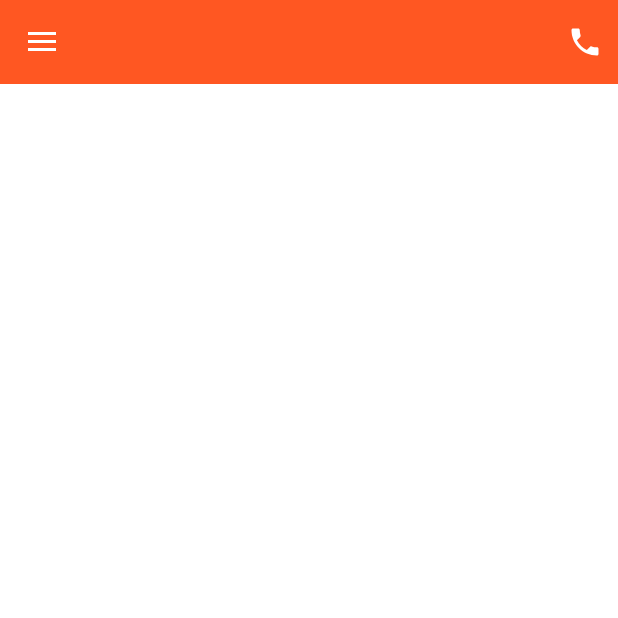
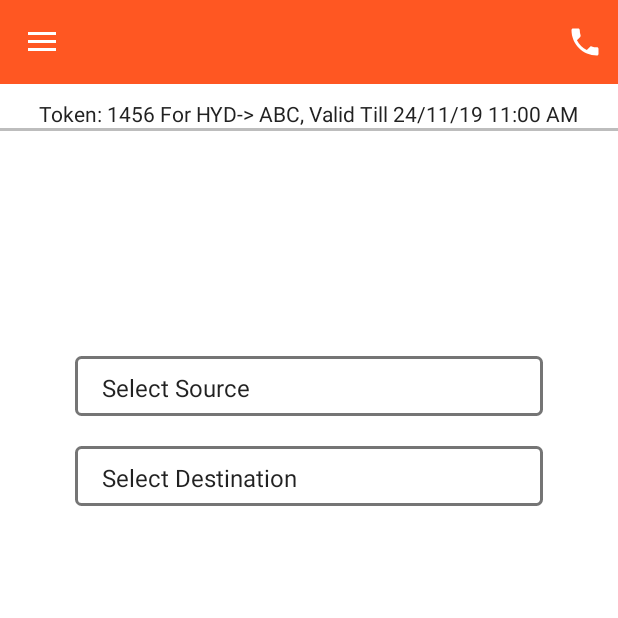
Before and after one commit to Easycommute/EaCeWithMetro, an Android app: the MainActivity screen opened directly, with no data from a screen before it, in the side drawer, after a tap on "Ride", on a phone screen of 412 x 824 dp, the top half of it. Run offline under Robolectric (Android 15) with nearby library versions, the phone set to English and light mode, and no system bars; libraries missing offline, so code that uses them is left out: rx.functions.

Commit message:
1. Ride Screen UI

```diff
--- a/app/build.gradle
+++ b/app/build.gradle
@@ -34,5 +34,6 @@ dependencies {
     implementation 'io.reactivex:rxandroid:1.2.1'
     implementation 'io.reactivex:rxjava:1.1.6'
     implementation "androidx.viewpager:viewpager:1.0.0"
-
+    implementation 'com.google.firebase:firebase-analytics:17.2.0'
 }
+apply plugin: 'com.google.gms.google-services'
--- a/app/src/main/java/easycommute/EaCeWithMetro/activities/MainActivity.java
+++ b/app/src/main/java/easycommute/EaCeWithMetro/activities/MainActivity.java
@@ -16,6 +16,8 @@ import androidx.drawerlayout.widget.DrawerLayout;
 import androidx.appcompat.widget.Toolbar;
 
 import easycommute.EaCeWithMetro.R;
+import easycommute.EaCeWithMetro.fragments.PassBookFragment;
+import easycommute.EaCeWithMetro.fragments.RideFragment;
 import easycommute.EaCeWithMetro.fragments.WalletFragment;
 import easycommute.EaCeWithMetro.utils.BaseActivity;
 
@@ -75,6 +77,14 @@ public class MainActivity extends BaseActivity
             case R.id.nav_wallet:
                 fragment = new WalletFragment();
                 break;
+
+            case R.id.nav_ride:
+                fragment=new RideFragment();
+                break;
+
+                case R.id.nav_passbook:
+                fragment=new PassBookFragment();
+                break;
         }
                 if (fragment != null) {
             navigateToFragment(fragment, fragment.getTag(), false, true);
--- /dev/null
+++ b/app/src/main/java/easycommute/EaCeWithMetro/fragments/PassBookFragment.java
@@ -0,0 +1,32 @@
+package easycommute.EaCeWithMetro.fragments;
+
+
+import android.os.Bundle;
+
+import androidx.fragment.app.Fragment;
+
+import android.view.LayoutInflater;
+import android.view.View;
+import android.view.ViewGroup;
+
+import easycommute.EaCeWithMetro.R;
+
+/**
+ * A simple {@link Fragment} subclass.
+ */
+public class PassBookFragment extends Fragment {
+
+
+    public PassBookFragment() {
+        // Required empty public constructor
+    }
+
+
+    @Override
+    public View onCreateView(LayoutInflater inflater, ViewGroup container,
+                             Bundle savedInstanceState) {
+        // Inflate the layout for this fragment
+        return inflater.inflate(R.layout.fragment_pass_book, container, false);
+    }
+
+}
--- /dev/null
+++ b/app/src/main/java/easycommute/EaCeWithMetro/fragments/RideFragment.java
@@ -0,0 +1,139 @@
+package easycommute.EaCeWithMetro.fragments;
+
+
+import android.os.Bundle;
+
+import androidx.annotation.Nullable;
+import androidx.fragment.app.Fragment;
+
+import android.view.LayoutInflater;
+import android.view.View;
+import android.view.ViewGroup;
+import android.widget.AdapterView;
+import android.widget.ArrayAdapter;
+import android.widget.Button;
+import android.widget.Spinner;
+import android.widget.TextView;
+
+import java.util.Arrays;
+import java.util.List;
+
+import easycommute.EaCeWithMetro.R;
+import easycommute.EaCeWithMetro.utils.BaseFragment;
+
+/**
+ * A simple {@link Fragment} subclass.
+ */
+public class RideFragment extends BaseFragment {
+
+    Spinner spinnerStarting,spinnerEnd;
+    List<String> startingList, endList;
+    TextView txtTitle;
+    Button btnValidate,btnAddMoney;
+
+    public RideFragment() {
+        // Required empty public constructor
+    }
+
+
+    @Override
+    public View onCreateView(LayoutInflater inflater, ViewGroup container,
+                             Bundle savedInstanceState) {
+        // Inflate the layout for this fragment
+        return inflater.inflate(R.layout.fragment_ride, container, false);
+    }
+
+
+    @Override
+    protected int getTitle() {
+        return R.string.ride;
+    }
+
+    @Override
+    public void onActivityCreated(@Nullable Bundle savedInstanceState)
+    {
+        super.onActivityCreated(savedInstanceState);
+        init();
+        loadSpinner();
+    }
+
+    private void loadSpinner()
+    {
+        startingList = Arrays.asList(getResources().getStringArray(R.array.source));
+        endList = Arrays.asList(getResources().getStringArray(R.array.destination));
+
+        ArrayAdapter<String> startingAdapter = new ArrayAdapter<String>(getActivity(), android.R.layout.simple_spinner_item, startingList);
+        startingAdapter.setDropDownViewResource(android.R.layout.simple_spinner_dropdown_item);
+        spinnerStarting.setAdapter(startingAdapter);
+
+        ArrayAdapter<String> endAdapter = new ArrayAdapter<String>(getActivity(), android.R.layout.simple_spinner_item, endList);
+        endAdapter.setDropDownViewResource(android.R.layout.simple_spinner_dropdown_item);
+        spinnerEnd.setAdapter(endAdapter);
+
+
+        spinnerStarting.setOnItemSelectedListener(new AdapterView.OnItemSelectedListener() {
+            @Override
+            public void onItemSelected(AdapterView<?> parent, View view, int position, long id) {
+                if (position > 0)
+                {
+
+                }
+            }
+
+            @Override
+            public void onNothingSelected(AdapterView<?> parent) {
+
+            }
+        });
+
+        spinnerEnd.setOnItemSelectedListener(new AdapterView.OnItemSelectedListener() {
+            @Override
+            public void onItemSelected(AdapterView<?> parent, View view, int position, long id) {
+                if (position > 0)
+                {
+                    spinnerEnd.setVisibility(View.GONE);
+                    spinnerStarting.setVisibility(View.GONE);
+                    txtTitle.setVisibility(View.VISIBLE);
+                    btnValidate.setText(getResources().getString(R.string.get_easy_token));
+                    btnValidate.setBackgroundResource(R.drawable.rounded_button);
+                    btnValidate.setVisibility(View.VISIBLE);
+                }
+            }
+
+            @Override
+            public void onNothingSelected(AdapterView<?> parent) {
+
+            }
+        });
+    }
+
+    private void init()
+    {
+        spinnerStarting=(Spinner)getView().findViewById(R.id.spinnerStarting);
+        spinnerEnd=(Spinner)getView().findViewById(R.id.spinnerEnd);
+        txtTitle=(TextView) getView().findViewById(R.id.txtTitle);
+        btnValidate=(Button) getView().findViewById(R.id.btnValidate);
+        btnAddMoney=(Button) getView().findViewById(R.id.btnAddMoney);
+        btnValidate.setVisibility(View.GONE);
+
+        btnValidate.setOnClickListener(new View.OnClickListener() {
+            @Override
+            public void onClick(View v) {
+                btnAddMoney.setVisibility(View.VISIBLE);
+            }
+        });
+
+        btnAddMoney.setOnClickListener(new View.OnClickListener() {
+            @Override
+            public void onClick(View v) {
+                mActivity.navigateToFragment(new WalletFragment(), new WalletFragment().getTag(), false, true);
+
+            }
+        });
+
+
+
+    }
+
+
+}
--- a/app/src/main/java/easycommute/EaCeWithMetro/fragments/WalletFragment.java
+++ b/app/src/main/java/easycommute/EaCeWithMetro/fragments/WalletFragment.java
@@ -13,12 +13,13 @@ import android.widget.Button;
 
 import easycommute.EaCeWithMetro.R;
 import easycommute.EaCeWithMetro.activities.PaymentsActivity;
+import easycommute.EaCeWithMetro.utils.BaseFragment;
 import easycommute.EaCeWithMetro.utils.PaymentConstants;
 
 /**
  * A simple {@link Fragment} subclass.
  */
-public class WalletFragment extends Fragment {
+public class WalletFragment extends BaseFragment {
 
     Button btn1,btn2,btn3,btn4,btn5,btn6,btn7,btn8,btnAddMoney;
     int selectedPrice;
@@ -175,6 +176,11 @@ public class WalletFragment extends Fragment {
     }
 
 
+    @Override
+    protected int getTitle() {
+        return R.string.wallet;
+    }
+
 
     private void openPaymentScreen()
     {
--- /dev/null
+++ b/app/src/main/java/easycommute/EaCeWithMetro/utils/BaseFragment.java
@@ -0,0 +1,158 @@
+package easycommute.EaCeWithMetro.utils;
+
+import android.app.AlertDialog;
+import android.content.Context;
+import android.content.Intent;
+import android.os.Bundle;
+import android.text.TextUtils;
+import android.util.Log;
+import android.util.Patterns;
+import android.view.LayoutInflater;
+import android.view.Menu;
+import android.view.MenuInflater;
+
+import android.widget.Toast;
+
+import androidx.fragment.app.Fragment;
+
+import easycommute.EaCeWithMetro.R;
+import easycommute.EaCeWithMetro.interfaces.ActionEventListener;
+import easycommute.EaCeWithMetro.interfaces.FragmentListener;
+import retrofit.RetrofitError;
+import rx.functions.Action1;
+
+/**
+ * Created by Ram Prasad on 10/28/2015.
+ */
+public class BaseFragment extends Fragment implements ActionEventListener {
+    private static final String TAG = BaseFragment.class.getSimpleName();
+    protected FragmentListener mActivity;
+    protected String fragmentTitle;
+    protected AlertDialog policyDialog;
+
+    @Override
+    public void onCreate(Bundle savedInstanceState) {
+        super.onCreate(savedInstanceState);
+
+        setHasOptionsMenu(true);
+        //setRetainInstance(true);
+    }
+
+    @Override
+    public void onAttach(Context context) {
+        super.onAttach(context);
+        try {
+            mActivity = (FragmentListener) context;
+        } catch (ClassCastException e) {
+            Log.e(TAG, "ClassCastException: ", e);
+        }
+    }
+
+    @Override
+    public void onActivityCreated(Bundle savedInstanceState) {
+        super.onActivityCreated(savedInstanceState);
+        if (mActivity != null) {
+            mActivity.setFragment(this);
+            setActionTitle();
+        }
+    }
+
+    @Override
+    public void onResume() {
+        super.onResume();
+        // sending google analytics
+    }
+
+    @Override
+    public void onDetach() {
+        super.onDetach();
+
+        if (mActivity != null) {
+            mActivity.setFragment(null);
+        }
+
+        mActivity = null;
+    }
+
+    @Override
+    public boolean onBackPressed() {
+        return false;
+    }
+
+    public void onBackPressedFragment(){
+        //No-op
+    }
+
+    protected void launchFragment(Fragment fragment, String tag) {
+        if (mActivity != null) {
+            mActivity.navigateToFragment(fragment, tag);
+        }
+    }
+
+    protected void showToast(String message) {
+        Toast.makeText(getActivity(), message, Toast.LENGTH_SHORT).show();
+    }
+
+    protected void showToast(int resource) {
+        showToast(getString(resource));
+    }
+
+    @Override
+    public void onCreateOptionsMenu(Menu menu, MenuInflater inflater) {
+        super.onCreateOptionsMenu(menu, inflater);
+        menu.clear();
+    }
+
+    @Override
+
+    public void onStop() {
+        super.onStop();
+        hideSoftKeyboard();
+    }
+
+    protected void hideSoftKeyboard() {
+        if (mActivity != null)
+            mActivity.hideSoftKeyboard(getActivity());
+    }
+
+    protected void showProgressBar() {
+        if (mActivity != null) {
+            mActivity.showProgressBar();
+        }
+    }
+
+    protected void showProgressBarWithoutBackground() {
+        if (mActivity != null) {
+            mActivity.showProgressBarWithoutBackground();
+        }
+    }
+
+    protected void hideProgressBar() {
+        if (mActivity != null) {
+            mActivity.hideProgressBar();
+        }
+    }
+
+
+
+    public void setActionTitle() {
+       // fragmentTitle = getString(getTitle());
+        try {
+            fragmentTitle = getString(getTitle());
+        }catch(Throwable t) {
+            fragmentTitle = "EasyCommute";
+        }
+        if (mActivity != null) {
+            mActivity.setActionTitle(fragmentTitle);
+        }
+    }
+
+
+
+    protected int getTitle() {
+        return R.string.app_name;
+    }
+
+
+
+}
--- /dev/null
+++ b/app/src/main/res/drawable/rounded_button.xml
@@ -0,0 +1,13 @@
+<?xml version="1.0" encoding="utf-8"?>
+<shape xmlns:android="http://schemas.android.com/apk/res/android"
+    android:shape="rectangle">
+
+    <corners android:radius="10dp"/>
+    <solid android:color="@color/colorButton"/>
+    <padding
+        android:bottom="5dp"
+        android:left="10dp"
+        android:right="10dp"
+        android:top="5dp"/>
+
+</shape>
--- /dev/null
+++ b/app/src/main/res/drawable/rounded_button_disable.xml
@@ -0,0 +1,13 @@
+<?xml version="1.0" encoding="utf-8"?>
+<shape xmlns:android="http://schemas.android.com/apk/res/android"
+    android:shape="rectangle">
+
+    <corners android:radius="10dp"/>
+    <solid android:color="@color/colorButtonDisabled"/>
+    <padding
+        android:bottom="5dp"
+        android:left="10dp"
+        android:right="10dp"
+        android:top="5dp"/>
+
+</shape>
--- /dev/null
+++ b/app/src/main/res/drawable/spinner_background.xml
@@ -0,0 +1,24 @@
+<?xml version="1.0" encoding="utf-8"?>
+<selector xmlns:android="http://schemas.android.com/apk/res/android">
+    <item><layer-list>
+        <item>
+            <shape>
+                <solid
+                    android:color="@color/white">
+                </solid>
+
+                <corners android:radius="3dp" />
+
+                <padding
+                    android:bottom="10dp"
+                    android:left="10dp"
+                    android:right="10dp"
+                    android:top="10dp" />
+                <stroke
+                    android:width="2dp"
+                    android:color="@color/colorGrey"/>
+            </shape>
+        </item>
+
+    </layer-list></item>
+</selector>
--- a/app/src/main/res/layout/activity_quick_registration.xml
+++ b/app/src/main/res/layout/activity_quick_registration.xml
@@ -337,7 +337,7 @@
                     android:layout_marginLeft="8dp"
                     android:layout_marginRight="8dp"
                     android:layout_marginTop="10dp"
-                    android:background="@color/colorGreen"
+                    android:background="@color/colorGrey"
                     android:text="@string/verify"
                     android:textAllCaps="true"
                     android:textColor="@color/white" />
--- /dev/null
+++ b/app/src/main/res/layout/fragment_pass_book.xml
@@ -0,0 +1,13 @@
+<?xml version="1.0" encoding="utf-8"?>
+<FrameLayout xmlns:android="http://schemas.android.com/apk/res/android"
+    xmlns:tools="http://schemas.android.com/tools"
+    android:layout_width="match_parent"
+    android:layout_height="match_parent"
+    tools:context=".fragments.PassBookFragment">
+
+    <!-- TODO: Update blank fragment layout -->
+    <TextView
+        android:layout_width="match_parent"
+        android:layout_height="match_parent"
+/>
+</FrameLayout>
--- /dev/null
+++ b/app/src/main/res/layout/fragment_ride.xml
@@ -0,0 +1,104 @@
+<?xml version="1.0" encoding="utf-8"?>
+<FrameLayout xmlns:android="http://schemas.android.com/apk/res/android"
+    xmlns:tools="http://schemas.android.com/tools"
+    android:layout_width="match_parent"
+    android:layout_height="match_parent"
+    tools:context=".fragments.RideFragment">
+
+    <RelativeLayout
+        android:layout_width="wrap_content"
+        android:layout_height="match_parent">
+
+    <TextView
+        android:id="@+id/title_label"
+        android:layout_width="wrap_content"
+        android:layout_height="wrap_content"
+        android:layout_centerHorizontal="true"
+        android:layout_marginTop="10dp"
+        android:text="Token: 1456 For HYD-> ABC, Valid Till 24/11/19 11:00 AM"
+        android:textColor="@color/black" />
+
+
+    <View
+        android:layout_width="match_parent"
+        android:layout_below="@+id/title_label"
+        android:id="@+id/view1"
+        android:background="@color/divider"
+        android:layout_height="2sp"/>
+
+        <RelativeLayout
+            android:id="@+id/rlSpinner"
+            android:layout_width="match_parent"
+            android:layout_height="wrap_content"
+            android:layout_below="@id/view1"
+            android:layout_marginTop="100dp"
+            android:gravity="center">
+
+            <Spinner
+                android:id="@+id/spinnerStarting"
+                android:layout_width="match_parent"
+                android:layout_height="40dp"
+                android:layout_centerHorizontal="true"
+                android:layout_marginLeft="50dp"
+                android:layout_marginTop="50dp"
+                android:layout_marginRight="50dp"
+                android:background="@drawable/spinner_background"
+                >
+
+            </Spinner>
+
+            <Spinner
+                android:id="@+id/spinnerEnd"
+                android:layout_width="match_parent"
+                android:layout_height="40dp"
+                android:layout_below="@+id/spinnerStarting"
+                android:layout_centerHorizontal="true"
+                android:layout_marginLeft="50dp"
+                android:layout_marginTop="20dp"
+                android:layout_marginRight="50dp"
+                android:background="@drawable/spinner_background"
+                />
+            <TextView
+                android:id="@+id/txtTitle"
+                android:layout_width="wrap_content"
+                android:layout_height="wrap_content"
+                android:layout_marginTop="100dp"
+                android:text="Hyderbad based Easy Commute Metro Shuttle Services"
+                android:textColor="@color/primary_text"
+                android:textSize="20sp"
+                android:gravity="center"
+                android:layout_centerInParent="true"
+                android:visibility="gone" />
+
+
+        </RelativeLayout>
+
+        <Button
+            android:id="@+id/btnValidate"
+            android:layout_width="wrap_content"
+            android:layout_height="wrap_content"
+            android:layout_below="@id/rlSpinner"
+            android:background="@drawable/rounded_button_disable"
+            android:layout_centerHorizontal="true"
+            android:textAllCaps="false"
+            android:layout_marginTop="50dp"
+            android:textColor="@color/icons" />
+
+        <Button
+            android:id="@+id/btnAddMoney"
+            android:layout_width="wrap_content"
+            android:layout_height="wrap_content"
+            android:layout_below="@id/rlSpinner"
+            android:background="@drawable/rounded_button"
+            android:layout_centerHorizontal="true"
+            android:textAllCaps="false"
+            android:text="@string/add_money"
+            android:layout_marginTop="50dp"
+            android:visibility="gone"
+            android:textColor="@color/icons" />
+
+    </RelativeLayout>
+
+
+
+</FrameLayout>
--- a/app/src/main/res/values/colors.xml
+++ b/app/src/main/res/values/colors.xml
@@ -1,16 +1,23 @@
 <?xml version="1.0" encoding="utf-8"?>
 <resources>
-    <color name="colorPrimary">#FF5722</color>
-    <color name="colorPrimaryDark">#E64A19</color>
-    <color name="colorAccent">#FFC107</color>
-    <color name="white">#ffffffff</color>
-    <color name="black">#000000</color>
-    <color name="divider">#BDBDBD</color>
+
+    <color name="primary">#FF5722</color>
+    <color name="primary_dark">#E64A19</color>
+    <color name="primary_light">#FFCCBC</color>
+    <color name="accent">#FFC107</color>
     <color name="primary_text">#212121</color>
     <color name="secondary_text">#757575</color>
     <color name="icons">#FFFFFF</color>
-    <color name="red">#FF0000</color>
-    <color name="colorGreen">#329659</color>
+    <color name="divider">#BDBDBD</color>
+
+    <color name="colorPrimary">@color/primary</color>
+    <color name="colorPrimaryDark">@color/primary_dark</color>
+    <color name="colorAccent">@color/accent</color>
+    <color name="white">@color/icons</color>
+    <color name="black">@color/primary_text</color>
+    <color name="colorGrey">@color/secondary_text</color>
+    <color name="colorButtonDisabled">@color/divider</color>
+    <color name="colorButton">@color/accent</color>
 
 
 </resources>
--- a/app/src/main/res/values/strings.xml
+++ b/app/src/main/res/values/strings.xml
@@ -49,5 +49,20 @@
 
     <string name="regenerate_otp">Regenerate Your OTP</string>
 
+    <string-array name="source">
+        <item>"Select Source"</item>
+        <item>IIT Hyderabad</item>
+        <item>Galconda fort</item>
+    </string-array>
+
+    <string-array name="destination">
+        <item>"Select Destination"</item>
+        <item>DLF</item>
+        <item>RMZ</item>
+    </string-array>
+
+
+    <string name="get_easy_token">Get Easy Token</string>
+
 
 </resources>
--- a/build.gradle
+++ b/build.gradle
@@ -8,6 +8,7 @@ buildscript {
     }
     dependencies {
         classpath 'com.android.tools.build:gradle:3.4.1'
+        classpath 'com.google.gms:google-services:4.3.2'
         // NOTE: Do not place your application dependencies here; they belong
         // in the individual module build.gradle files
     }
```
Also changed, not shown: 1 other file.
